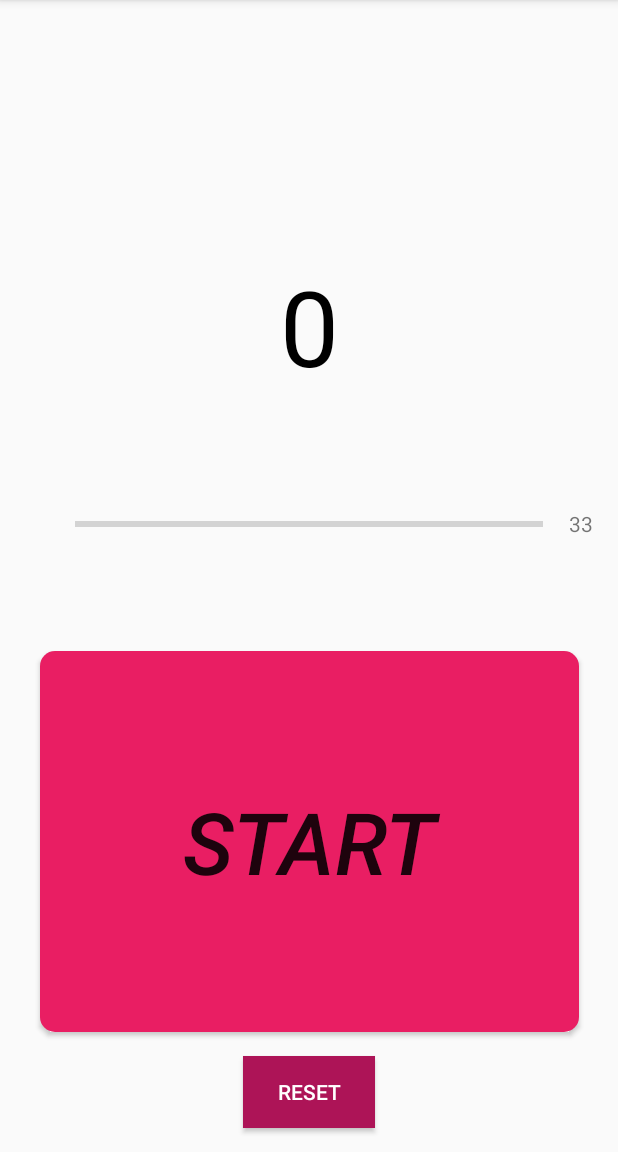
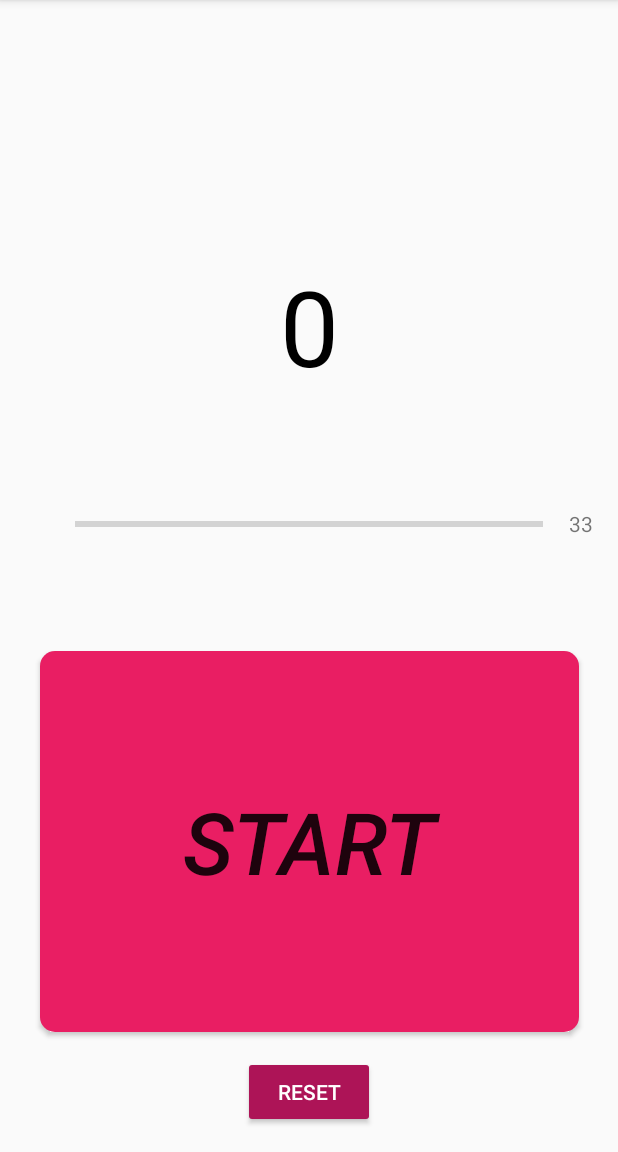
Before and after one commit to iqfareez/Tasbih-Digital-Android, an Android app: the screen it shows after launch (MainActivity), on a phone screen of 412 x 824 dp, the part 84-1236 px from its top. Run offline under Robolectric (Android 15) with nearby library versions, the phone set to English and light mode, and no system bars.

Commit message:
Few optimization

```diff
--- a/app/src/main/java/com/maplerr/tasbihdigitalandroid/ResetDialog.java
+++ b/app/src/main/java/com/maplerr/tasbihdigitalandroid/ResetDialog.java
@@ -27,13 +27,13 @@ public class ResetDialog extends AppCompatDialogFragment {
                 .setPositiveButton("YES", new DialogInterface.OnClickListener() {
                     @Override
                     public void onClick(DialogInterface dialog, int which) {
-                        ((MainActivity)getActivity()).showToastReset();
+                        ((MainActivity)getActivity()).resetCount();
                     }
                 })
                 .setNegativeButton("CANCEL", new DialogInterface.OnClickListener() {
                     @Override
                     public void onClick(DialogInterface dialog, int which) {
-                        Toast.makeText(context, "CANCELED", Toast.LENGTH_SHORT).show();
+                        Toast.makeText(context, "Canceled", Toast.LENGTH_SHORT).show();
                     }
                 });
 
--- a/app/src/main/res/layout-land/activity_main.xml
+++ b/app/src/main/res/layout-land/activity_main.xml
@@ -38,7 +38,7 @@
         android:id="@+id/button_reset"
         android:layout_width="wrap_content"
         android:layout_height="wrap_content"
-        android:background="@color/resetButton"
+        android:backgroundTint="@color/resetButton"
         android:text="@string/button_reset"
         android:textColor="@android:color/white"
         app:layout_constraintBottom_toBottomOf="parent"
--- a/app/src/main/res/layout/activity_main.xml
+++ b/app/src/main/res/layout/activity_main.xml
@@ -38,7 +38,7 @@
         android:id="@+id/button_reset"
         android:layout_width="wrap_content"
         android:layout_height="wrap_content"
-        android:background="@color/resetButton"
+        android:backgroundTint="@color/resetButton"
         android:text="@string/button_reset"
         android:textColor="@android:color/white"
         app:layout_constraintBottom_toBottomOf="parent"
```
Also changed, not shown: app/src/main/java/com/maplerr/tasbihdigitalandroid/MainActivity.java (+25 -13 lines).
